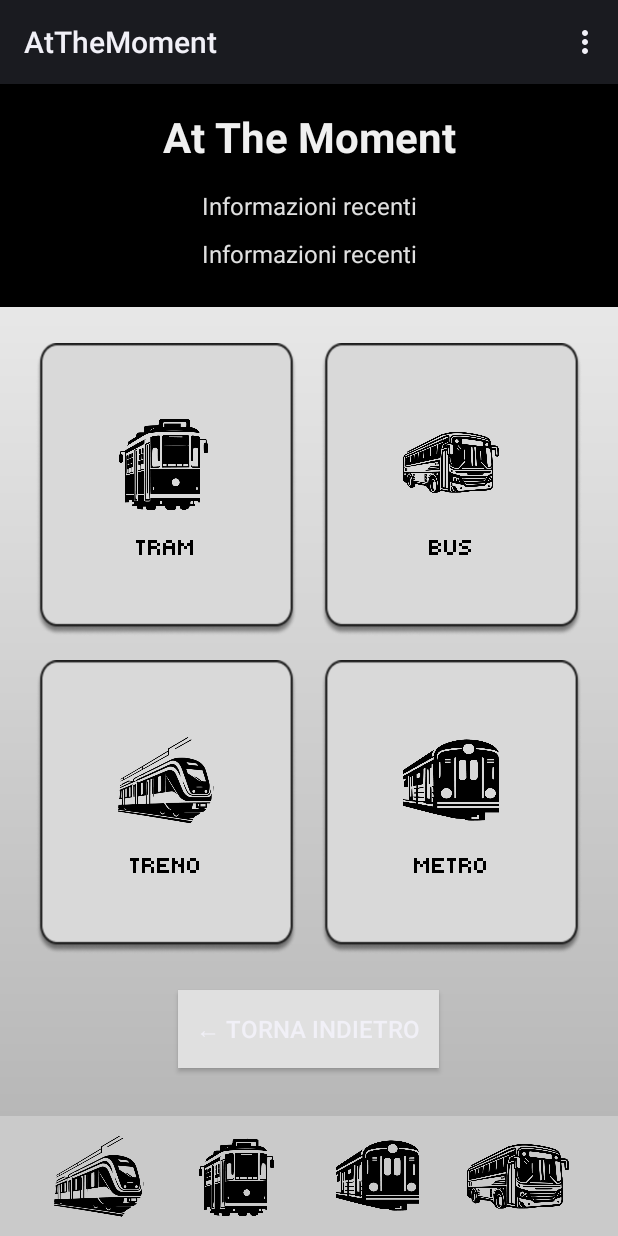
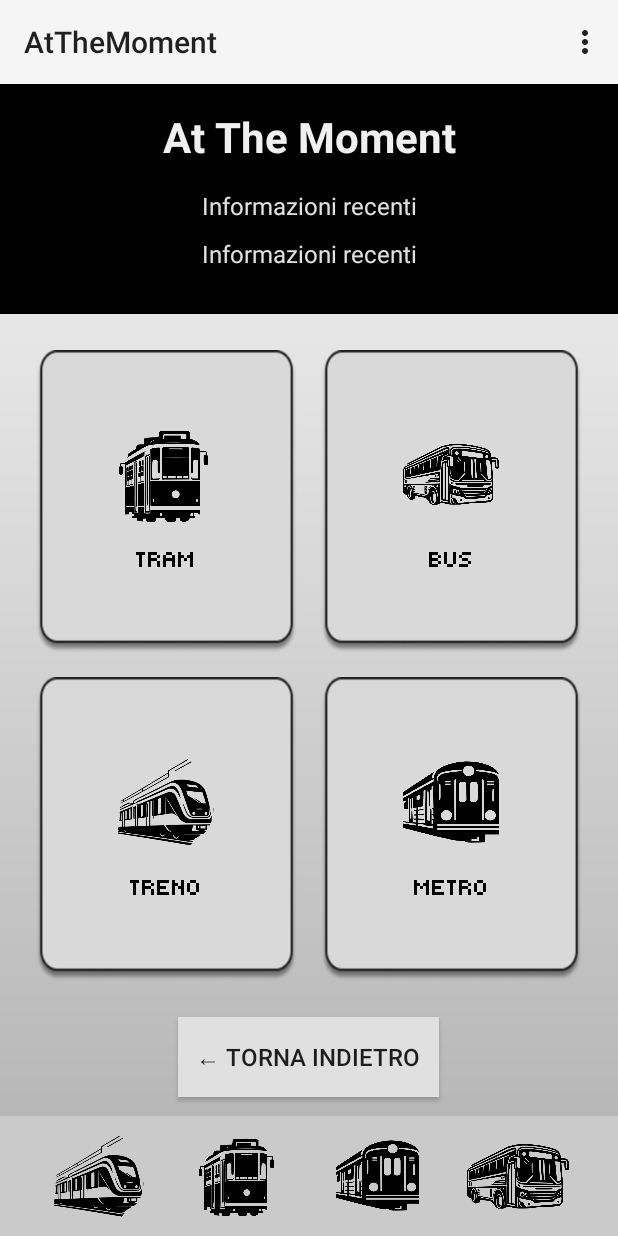
Before and after one commit to RiccardoSilvestri/AtTheMoment, an Android app: the screen it shows after launch (MainActivity), on a phone screen of 412 x 824 dp. Run offline under Robolectric (Android 15) with nearby library versions, the phone set to English and light mode, and no system bars.

Commit message:
Add fragment_tab_bar.xml, change activities to extend AppCompactActivity and updated code accordingly

```diff
--- a/app/build.gradle
+++ b/app/build.gradle
@@ -32,6 +32,8 @@ android {
 }
 
 dependencies {
+    implementation libs.appcompat.v131
+    implementation libs.fragment
     implementation libs.gson
     implementation libs.osmdroid.android
     implementation libs.appcompat
--- a/app/src/main/AndroidManifest.xml
+++ b/app/src/main/AndroidManifest.xml
@@ -8,6 +8,7 @@
 
     <application
         android:allowBackup="true"
+        android:theme="@style/Theme.AppCompat.Light"
         android:dataExtractionRules="@xml/data_extraction_rules"
         android:fullBackupContent="@xml/backup_rules"
         android:icon="@mipmap/ic_launcher"
--- /dev/null
+++ b/app/src/main/java/it/rizzoli/atthemoment/activity/FragTabBar.java
@@ -0,0 +1,20 @@
+package it.rizzoli.atthemoment.activity;
+
+import android.os.Bundle;
+import android.view.LayoutInflater;
+import android.view.View;
+import android.view.ViewGroup;
+import androidx.fragment.app.Fragment;
+import com.example.atthemoment.R;
+
+
+public class FragTabBar extends Fragment {
+    public FragTabBar() { }
+    @Override public View onCreateView(
+            LayoutInflater inflater,
+            ViewGroup container,
+            Bundle savedInstanceState) {
+        View rootView = inflater.inflate(R.layout.fragment_tab_bar, container, false);
+        return rootView;
+    }
+}
--- a/app/src/main/java/it/rizzoli/atthemoment/activity/MainActivity.java
+++ b/app/src/main/java/it/rizzoli/atthemoment/activity/MainActivity.java
@@ -10,14 +10,23 @@ import android.view.MenuInflater;
 import android.view.View;
 import android.widget.Button;
 import android.widget.LinearLayout;
+
+import androidx.appcompat.app.AppCompatActivity;
+
 import com.example.atthemoment.R;
 
-public class MainActivity extends Activity {
+
+
+
+public class MainActivity extends AppCompatActivity {
 
     @Override
     protected void onCreate(Bundle savedInstanceState) {
         super.onCreate(savedInstanceState);
         setContentView(R.layout.activity_main);
+        if (savedInstanceState == null) {
+            getSupportFragmentManager().beginTransaction() .add(R.id.container_tab_bar, new FragTabBar()).commit();
+        }
 
         Button button = findViewById(R.id.button_go_to_second);
         button.setOnClickListener(new View.OnClickListener() {
@@ -27,6 +36,31 @@ public class MainActivity extends Activity {
                 startActivity(intent);
             }
         });
+
+
+        View.OnClickListener buttonClickListener = new View.OnClickListener() {
+            @Override
+            public void onClick(View v) {
+                Intent intent = new Intent(MainActivity.this, LinesActivity.class);
+                intent.putExtra("Bottone", Integer.parseInt(v.getTag().toString()));
+                startActivity(intent);
+            }
+        };
+
+        LinearLayout buttonGoTram = findViewById(R.id.button_go_tram);
+        buttonGoTram.setOnClickListener(buttonClickListener);
+
+        LinearLayout buttonGoMetro = findViewById(R.id.button_go_metro);
+        buttonGoMetro.setOnClickListener(buttonClickListener);
+
+        LinearLayout buttonGoBus = findViewById(R.id.button_go_autobus);
+        buttonGoBus.setOnClickListener(buttonClickListener);
+
+        LinearLayout buttonGoTreno = findViewById(R.id.button_go_treno);
+        buttonGoTreno.setOnClickListener(buttonClickListener);
+
+        //OLD CODE
+        /*
         LinearLayout buttonGoTram = findViewById(R.id.button_go_tram);
         buttonGoTram.setOnClickListener(new View.OnClickListener() {
             @Override
@@ -64,6 +98,8 @@ public class MainActivity extends Activity {
             }
         });
 
+         */
+
     }
 
     @Override
--- a/app/src/main/res/layout/activity_main.xml
+++ b/app/src/main/res/layout/activity_main.xml
@@ -204,121 +204,11 @@
         />
     <!-- Back Button -->
 
-    <!-- NavBar Start -->
-    <RelativeLayout
+    <FrameLayout
+        android:id="@+id/container_tab_bar"
         android:layout_width="match_parent"
-        android:layout_marginTop="22dp"
         android:layout_height="0dp"
         android:layout_weight="12"
+        />
 
-        >
-
-        <LinearLayout
-            android:layout_width="match_parent"
-            android:layout_height="wrap_content"
-            android:layout_alignParentBottom="true"
-            android:background="#CACACA"
-            android:gravity="center"
-            android:orientation="horizontal"
-            android:paddingLeft="20dp"
-            android:paddingTop="10dp"
-            android:paddingRight="20dp"
-            android:paddingBottom="10dp">
-
-            <!-- Button Train Start -->
-            <FrameLayout
-                android:layout_width="60dp"
-                android:layout_height="60dp"
-                android:layout_weight="1">
-
-                <ImageView
-                    android:id="@+id/navImgTrain"
-                    android:layout_width="60dp"
-                    android:layout_height="60dp"
-                    android:layout_gravity="center"
-                    android:scaleType="fitCenter"
-                    android:src="@drawable/ic_train" />
-
-                <Button
-                    android:id="@+id/navTrain"
-                    android:layout_width="match_parent"
-                    android:layout_height="match_parent"
-                    android:background="@android:color/transparent"
-                    android:onClick="TestClick" />
-            </FrameLayout>
-            <!-- Button Train End -->
-
-            <!-- Button Tram Start -->
-            <FrameLayout
-                android:layout_width="60dp"
-                android:layout_height="60dp"
-                android:layout_weight="1">
-
-                <ImageView
-                    android:id="@+id/navImgTram"
-                    android:layout_width="54dp"
-                    android:layout_height="54dp"
-                    android:layout_gravity="center"
-                    android:scaleType="fitCenter"
-                    android:src="@drawable/ic_tram" />
-
-                <Button
-                    android:id="@+id/navTram"
-                    android:layout_width="match_parent"
-                    android:layout_height="match_parent"
-                    android:background="@android:color/transparent"
-                    android:onClick="TestClick" />
-            </FrameLayout>
-            <!-- Button Tram End -->
-
-            <!-- Button Metro Start -->
-            <FrameLayout
-                android:layout_width="60dp"
-                android:layout_height="60dp"
-                android:layout_weight="1">
-
-                <ImageView
-                    android:id="@+id/navImgMetro"
-                    android:layout_width="55dp"
-                    android:layout_height="55dp"
-                    android:layout_gravity="center"
-                    android:scaleType="fitCenter"
-                    android:src="@drawable/ic_metro" />
-
-                <Button
-                    android:id="@+id/navMetro"
-                    android:layout_width="match_parent"
-                    android:layout_height="match_parent"
-                    android:background="@android:color/transparent"
-                    android:onClick="TestClick" />
-            </FrameLayout>
-            <!-- Button Metro End -->
-
-            <!-- Button Bus Start -->
-            <FrameLayout
-                android:layout_width="60dp"
-                android:layout_height="60dp"
-                android:layout_weight="1">
-
-                <ImageView
-                    android:id="@+id/navImgBus"
-                    android:layout_width="68dp"
-                    android:layout_height="60dp"
-                    android:layout_gravity="center"
-                    android:scaleType="fitCenter"
-                    android:src="@drawable/ic_bus" />
-
-                <Button
-                    android:id="@+id/navBus"
-                    android:layout_width="match_parent"
-                    android:layout_height="match_parent"
-                    android:background="@android:color/transparent"
-
-                    android:onClick="TestClick" />
-            </FrameLayout>
-            <!-- Button Bus End -->
-
-        </LinearLayout>
-    </RelativeLayout>
-    <!-- NavBar End -->
 </LinearLayout>
--- /dev/null
+++ b/app/src/main/res/layout/fragment_tab_bar.xml
@@ -0,0 +1,116 @@
+<?xml version="1.0" encoding="utf-8"?>
+<RelativeLayout
+    xmlns:android="http://schemas.android.com/apk/res/android"
+    android:layout_width="match_parent"
+    android:layout_marginTop="0dp"
+    android:layout_height="match_parent"
+    >
+
+    <LinearLayout
+        android:layout_width="match_parent"
+        android:layout_height="wrap_content"
+        android:layout_alignParentBottom="true"
+
+        android:background="#CACACA"
+        android:gravity="center"
+        android:orientation="horizontal"
+        android:paddingLeft="20dp"
+        android:paddingTop="10dp"
+        android:paddingRight="20dp"
+        android:paddingBottom="10dp">
+
+        <!-- Button Train Start -->
+        <FrameLayout
+            android:layout_width="60dp"
+            android:layout_height="60dp"
+            android:layout_weight="1">
+
+            <ImageView
+                android:id="@+id/navImgTrain"
+                android:layout_width="60dp"
+                android:layout_height="60dp"
+                android:layout_gravity="center"
+                android:scaleType="fitCenter"
+                android:src="@drawable/ic_train" />
+
+            <Button
+                android:id="@+id/navTrain"
+                android:layout_width="match_parent"
+                android:layout_height="match_parent"
+                android:background="@android:color/transparent"
+                android:onClick="TestClick" />
+        </FrameLayout>
+        <!-- Button Train End -->
+
+        <!-- Button Tram Start -->
+        <FrameLayout
+            android:layout_width="60dp"
+            android:layout_height="60dp"
+            android:layout_weight="1">
+
+            <ImageView
+                android:id="@+id/navImgTram"
+                android:layout_width="54dp"
+                android:layout_height="54dp"
+                android:layout_gravity="center"
+                android:scaleType="fitCenter"
+                android:src="@drawable/ic_tram" />
+
+            <Button
+                android:id="@+id/navTram"
+                android:layout_width="match_parent"
+                android:layout_height="match_parent"
+                android:background="@android:color/transparent"
+                android:onClick="TestClick" />
+        </FrameLayout>
+        <!-- Button Tram End -->
+
+        <!-- Button Metro Start -->
+        <FrameLayout
+            android:layout_width="60dp"
+            android:layout_height="60dp"
+            android:layout_weight="1">
+
+            <ImageView
+                android:id="@+id/navImgMetro"
+                android:layout_width="55dp"
+                android:layout_height="55dp"
+                android:layout_gravity="center"
+                android:scaleType="fitCenter"
+                android:src="@drawable/ic_metro" />
+
+            <Button
+                android:id="@+id/navMetro"
+                android:layout_width="match_parent"
+                android:layout_height="match_parent"
+                android:background="@android:color/transparent"
+                android:onClick="TestClick" />
+        </FrameLayout>
+        <!-- Button Metro End -->
+
+        <!-- Button Bus Start -->
+        <FrameLayout
+            android:layout_width="60dp"
+            android:layout_height="60dp"
+            android:layout_weight="1">
+
+            <ImageView
+                android:id="@+id/navImgBus"
+                android:layout_width="68dp"
+                android:layout_height="60dp"
+                android:layout_gravity="center"
+                android:scaleType="fitCenter"
+                android:src="@drawable/ic_bus" />
+
+            <Button
+                android:id="@+id/navBus"
+                android:layout_width="match_parent"
+                android:layout_height="match_parent"
+                android:background="@android:color/transparent"
+
+                android:onClick="TestClick" />
+        </FrameLayout>
+        <!-- Button Bus End -->
+
+    </LinearLayout>
+</RelativeLayout>
--- a/gradle/libs.versions.toml
+++ b/gradle/libs.versions.toml
@@ -1,5 +1,7 @@
 [versions]
 agp = "8.7.2"
+appcompatVersion = "1.3.1"
+fragment = "1.8.5"
 gson = "2.11.0"
 junit = "4.13.2"
 junitVersion = "1.1.5"
@@ -13,6 +15,8 @@ unirestJava = "3.13.9"
 playServicesMaps = "19.0.0"
 
 [libraries]
+appcompat-v131 = { module = "androidx.appcompat:appcompat", version.ref = "appcompatVersion" }
+fragment = { module = "androidx.fragment:fragment", version.ref = "fragment" }
 gson = { module = "com.google.code.gson:gson", version.ref = "gson" }
 junit = { group = "junit", name = "junit", version.ref = "junit" }
 ext-junit = { group = "androidx.test.ext", name = "junit", version.ref = "junitVersion" }
```
